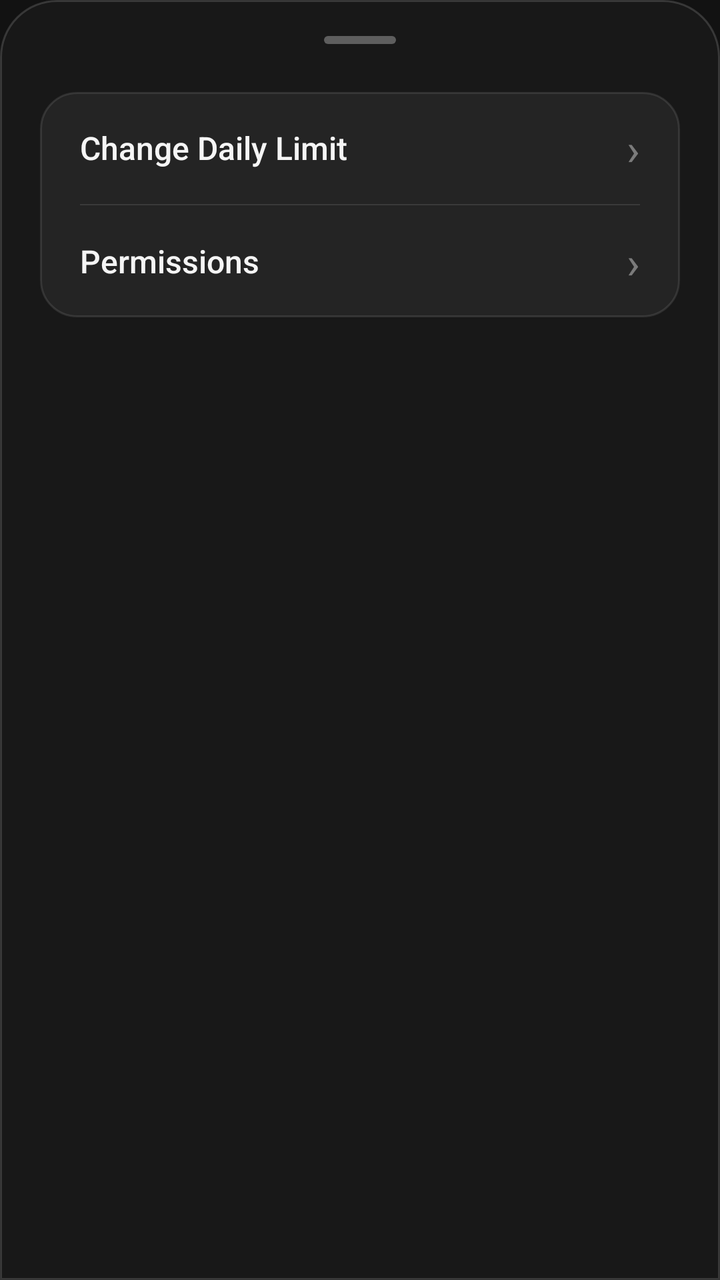
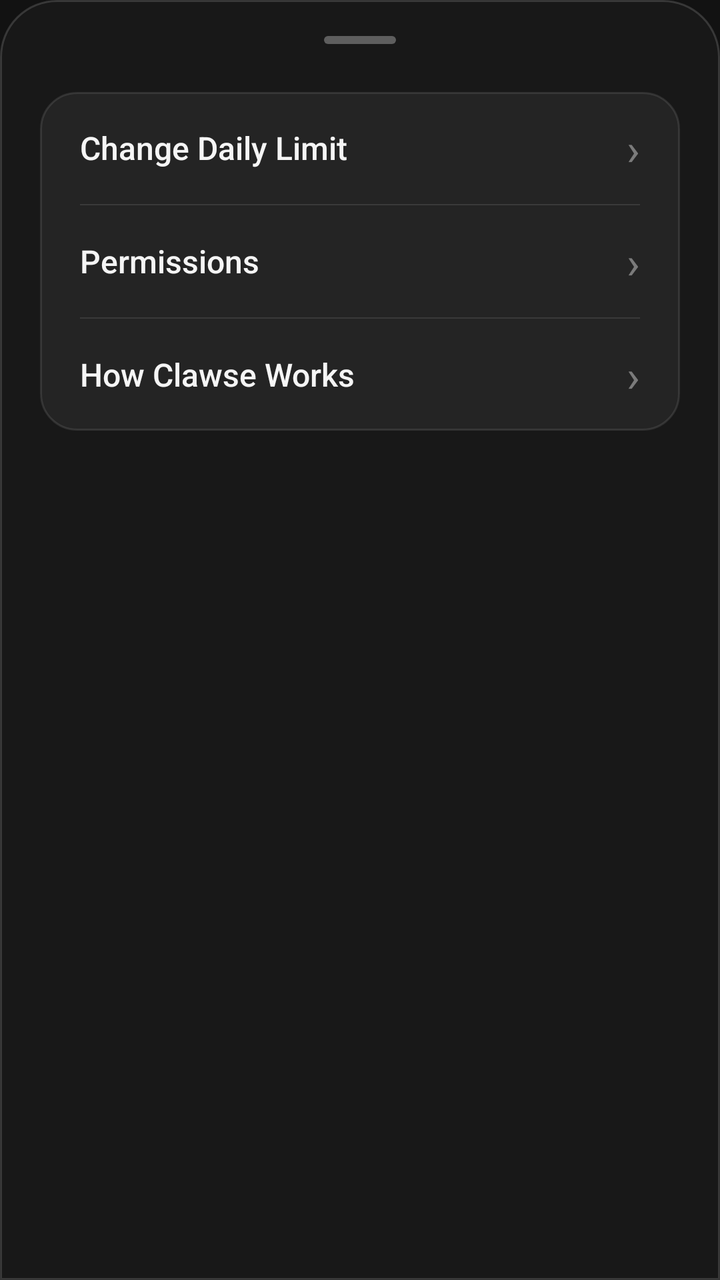

The first picture is an Android layout as it rendered before a commit; the second is the same layout after the commit. The layout source and the unified diff follow.
<!-- AndroidManifest.xml: application theme Theme.AntiScrollerKitty -->
<!-- res/layout/sheet_main_menu.xml -->
<?xml version="1.0" encoding="utf-8"?>
<LinearLayout xmlns:android="http://schemas.android.com/apk/res/android"
    android:layout_width="match_parent"
    android:layout_height="wrap_content"
    android:orientation="vertical"
    android:background="@drawable/bg_bottom_sheet_glass"
    android:paddingStart="20dp"
    android:paddingEnd="20dp"
    android:paddingTop="12dp"
    android:paddingBottom="36dp">

    
    <View
        android:layout_width="36dp"
        android:layout_height="4dp"
        android:layout_gravity="center_horizontal"
        android:background="@drawable/bg_sheet_handle"
        android:layout_marginTop="6dp"
        android:layout_marginBottom="24dp" />

    
    <LinearLayout
        android:layout_width="match_parent"
        android:layout_height="wrap_content"
        android:orientation="vertical"
        android:background="@drawable/bg_menu_group">

        
        <LinearLayout
            android:id="@+id/menuItemChangeLimit"
            android:layout_width="match_parent"
            android:layout_height="56dp"
            android:gravity="center_vertical"
            android:orientation="horizontal"
            android:paddingStart="20dp"
            android:paddingEnd="20dp"
            android:clickable="true"
            android:focusable="true"
            android:background="?attr/selectableItemBackground">

            <TextView
                android:layout_width="0dp"
                android:layout_height="wrap_content"
                android:layout_weight="1"
                android:text="Change Daily Limit"
                android:textColor="@color/text_primary"
                android:textSize="16sp"
                android:fontFamily="sans-serif-medium" />

            <TextView
                android:layout_width="wrap_content"
                android:layout_height="wrap_content"
                android:text="›"
                android:textColor="#66FFFFFF"
                android:textSize="22sp" />
        </LinearLayout>

        
        <View
            android:layout_width="match_parent"
            android:layout_height="0.75dp"
            android:layout_marginStart="20dp"
            android:layout_marginEnd="20dp"
            android:background="#1AFFFFFF" />

        
        <LinearLayout
            android:id="@+id/menuItemPermissions"
            android:layout_width="match_parent"
            android:layout_height="56dp"
            android:gravity="center_vertical"
            android:orientation="horizontal"
            android:paddingStart="20dp"
            android:paddingEnd="20dp"
            android:clickable="true"
            android:focusable="true"
            android:background="?attr/selectableItemBackground">

            <TextView
                android:layout_width="0dp"
                android:layout_height="wrap_content"
                android:layout_weight="1"
                android:text="Permissions"
                android:textColor="@color/text_primary"
                android:textSize="16sp"
                android:fontFamily="sans-serif-medium" />

            <TextView
                android:layout_width="wrap_content"
                android:layout_height="wrap_content"
                android:text="›"
                android:textColor="#66FFFFFF"
                android:textSize="22sp" />
        </LinearLayout>
    </LinearLayout>

</LinearLayout>
<!-- resources referenced by this layout -->
<resources>
  <color name="text_primary">#F5F5F5</color>
  <!-- drawable bg_bottom_sheet_glass (drawable) -->
  <?xml version="1.0" encoding="utf-8"?>
  <shape xmlns:android="http://schemas.android.com/apk/res/android"
      android:shape="rectangle">
      <corners
          android:topLeftRadius="28dp"
          android:topRightRadius="28dp" />
      <solid android:color="#181818" />
      <stroke
          android:width="1dp"
          android:color="#26FFFFFF" />
  </shape>
  <!-- drawable bg_menu_group (drawable) -->
  <?xml version="1.0" encoding="utf-8"?>
  <shape xmlns:android="http://schemas.android.com/apk/res/android"
      android:shape="rectangle">
      <corners android:radius="18dp" />
      <solid android:color="#242424" />
      <stroke
          android:width="1dp"
          android:color="#1AFFFFFF" />
  </shape>
  <!-- drawable bg_sheet_handle (drawable) -->
  <?xml version="1.0" encoding="utf-8"?>
  <shape xmlns:android="http://schemas.android.com/apk/res/android"
      android:shape="rectangle">
      <corners android:radius="3dp" />
      <solid android:color="#4DFFFFFF" />
  </shape>
  <style name="Theme.AntiScrollerKitty" parent="Theme.Material3.Dark.NoActionBar">
          <item name="colorPrimary">@color/primary</item>
          <item name="colorOnPrimary">@color/on_primary</item>
          <item name="colorSecondary">@color/secondary</item>
          <item name="colorOnSecondary">@color/on_secondary</item>
          <item name="android:statusBarColor">@color/background</item>
          <item name="android:navigationBarColor">@color/background</item>
          <item name="android:windowBackground">@color/background</item>
      </style>
  <color name="primary">#FF6E40</color>
  <color name="on_primary">#FFFFFF</color>
  <color name="secondary">#26A69A</color>
  <color name="on_secondary">#FFFFFF</color>
  <color name="background">#121212</color>
</resources>

<!-- the commit's change to res/layout/sheet_main_menu.xml (unified diff, before → after) -->
@@ -92,6 +92,44 @@
                 android:textColor="#66FFFFFF"
                 android:textSize="22sp" />
         </LinearLayout>
+
+        
+        <View
+            android:layout_width="match_parent"
+            android:layout_height="0.75dp"
+            android:layout_marginStart="20dp"
+            android:layout_marginEnd="20dp"
+            android:background="#1AFFFFFF" />
+
+        
+        <LinearLayout
+            android:id="@+id/menuItemHowItWorks"
+            android:layout_width="match_parent"
+            android:layout_height="56dp"
+            android:gravity="center_vertical"
+            android:orientation="horizontal"
+            android:paddingStart="20dp"
+            android:paddingEnd="20dp"
+            android:clickable="true"
+            android:focusable="true"
+            android:background="?attr/selectableItemBackground">
+
+            <TextView
+                android:layout_width="0dp"
+                android:layout_height="wrap_content"
+                android:layout_weight="1"
+                android:text="How Clawse Works"
+                android:textColor="@color/text_primary"
+                android:textSize="16sp"
+                android:fontFamily="sans-serif-medium" />
+
+            <TextView
+                android:layout_width="wrap_content"
+                android:layout_height="wrap_content"
+                android:text="›"
+                android:textColor="#66FFFFFF"
+                android:textSize="22sp" />
+        </LinearLayout>
     </LinearLayout>
 
 </LinearLayout>
